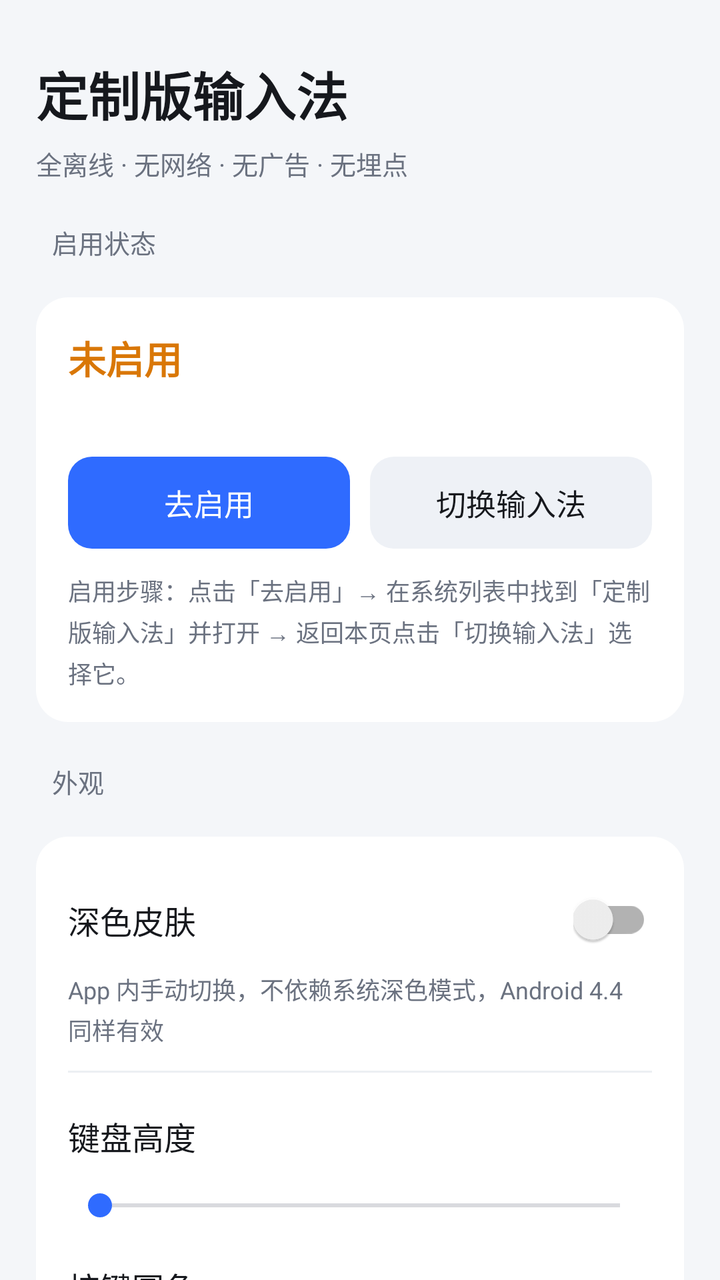
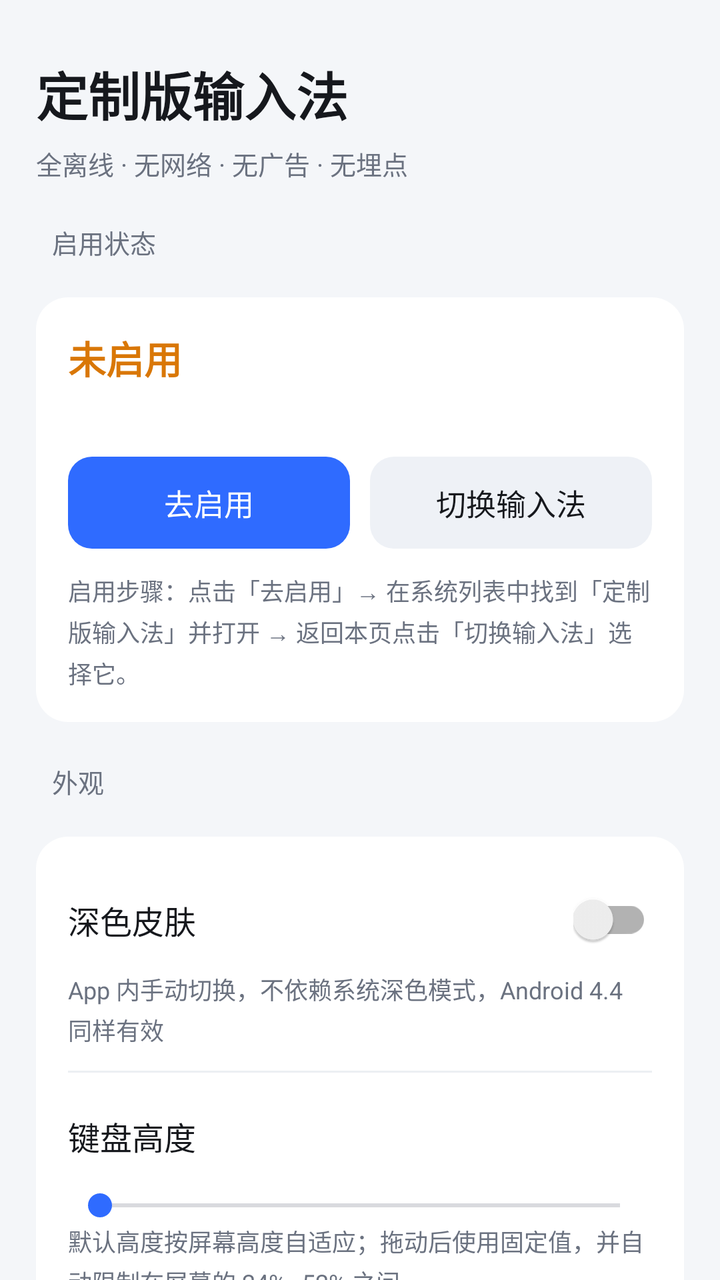

Two renders of the same Android screen: before a commit and after it. Below are the layout's source before the change and the commit's diff.
<!-- AndroidManifest.xml: application theme AppTheme -->
<!-- res/layout/activity_settings.xml -->
<?xml version="1.0" encoding="utf-8"?>
<ScrollView xmlns:android="http://schemas.android.com/apk/res/android"
    android:layout_width="match_parent"
    android:layout_height="match_parent"
    android:background="@color/page_bg"
    android:fillViewport="true"
    android:scrollbars="none">

    <LinearLayout
        android:layout_width="match_parent"
        android:layout_height="wrap_content"
        android:orientation="vertical"
        android:paddingLeft="18dp"
        android:paddingTop="28dp"
        android:paddingRight="18dp"
        android:paddingBottom="28dp">

        
        <TextView
            android:layout_width="wrap_content"
            android:layout_height="wrap_content"
            android:text="@string/app_name"
            android:textColor="@color/text_primary"
            android:textSize="26sp"
            android:textStyle="bold" />

        <TextView
            android:layout_width="wrap_content"
            android:layout_height="wrap_content"
            android:layout_marginTop="6dp"
            android:text="@string/tagline"
            android:textColor="@color/text_secondary"
            android:textSize="13sp" />

        
        <TextView
            style="@style/SectionTitle"
            android:layout_width="wrap_content"
            android:layout_height="wrap_content"
            android:text="@string/section_status" />

        <LinearLayout style="@style/Card"
            android:layout_width="match_parent"
            android:layout_height="wrap_content">

            <TextView
                android:id="@+id/tv_status"
                android:layout_width="wrap_content"
                android:layout_height="wrap_content"
                android:text="@string/status_disabled"
                android:textColor="@color/warning"
                android:textSize="19sp"
                android:textStyle="bold" />

            <TextView
                android:id="@+id/tv_current"
                android:layout_width="wrap_content"
                android:layout_height="wrap_content"
                android:layout_marginTop="4dp"
                android:textColor="@color/text_secondary"
                android:textSize="13sp" />

            <LinearLayout
                android:layout_width="match_parent"
                android:layout_height="wrap_content"
                android:layout_marginTop="14dp"
                android:orientation="horizontal">

                <TextView
                    android:id="@+id/btn_enable"
                    style="@style/PrimaryButton"
                    android:layout_width="0dp"
                    android:layout_height="wrap_content"
                    android:layout_weight="1"
                    android:text="@string/btn_enable" />

                <TextView
                    android:id="@+id/btn_picker"
                    style="@style/SecondaryButton"
                    android:layout_width="0dp"
                    android:layout_height="wrap_content"
                    android:layout_marginLeft="10dp"
                    android:layout_weight="1"
                    android:text="@string/btn_picker" />
            </LinearLayout>

            <TextView
                style="@style/RowHint"
                android:layout_width="match_parent"
                android:layout_height="wrap_content"
                android:layout_marginTop="12dp"
                android:text="@string/tip_enable" />
        </LinearLayout>

        
        <TextView
            style="@style/SectionTitle"
            android:layout_width="wrap_content"
            android:layout_height="wrap_content"
            android:text="@string/section_appearance" />

        <LinearLayout style="@style/Card"
            android:layout_width="match_parent"
            android:layout_height="wrap_content">

            <LinearLayout
                android:layout_width="match_parent"
                android:layout_height="wrap_content"
                android:orientation="horizontal"
                android:gravity="center_vertical">

                <TextView
                    style="@style/RowLabel"
                    android:layout_width="0dp"
                    android:layout_height="wrap_content"
                    android:layout_weight="1"
                    android:text="@string/label_dark" />

                <androidx.appcompat.widget.SwitchCompat
                    android:id="@+id/sw_dark"
                    android:layout_width="wrap_content"
                    android:layout_height="wrap_content" />
            </LinearLayout>

            <TextView
                style="@style/RowHint"
                android:layout_width="match_parent"
                android:layout_height="wrap_content"
                android:text="@string/hint_dark" />

            <View
                android:layout_width="match_parent"
                android:layout_height="1dp"
                android:layout_marginTop="12dp"
                android:layout_marginBottom="6dp"
                android:background="@color/divider" />

            <LinearLayout
                android:layout_width="match_parent"
                android:layout_height="wrap_content"
                android:orientation="horizontal"
                android:gravity="center_vertical">

                <TextView
                    style="@style/RowLabel"
                    android:layout_width="0dp"
                    android:layout_height="wrap_content"
                    android:layout_weight="1"
                    android:text="@string/label_height" />

                <TextView
                    android:id="@+id/tv_height"
                    android:layout_width="wrap_content"
                    android:layout_height="wrap_content"
                    android:textColor="@color/text_secondary"
                    android:textSize="14sp" />
            </LinearLayout>

            <SeekBar
                android:id="@+id/sb_height"
                android:layout_width="match_parent"
                android:layout_height="wrap_content" />

            <LinearLayout
                android:layout_width="match_parent"
                android:layout_height="wrap_content"
                android:layout_marginTop="6dp"
                android:orientation="horizontal"
                android:gravity="center_vertical">

                <TextView
                    style="@style/RowLabel"
                    android:layout_width="0dp"
                    android:layout_height="wrap_content"
                    android:layout_weight="1"
                    android:text="@string/label_radius" />

                <TextView
                    android:id="@+id/tv_radius"
                    android:layout_width="wrap_content"
                    android:layout_height="wrap_content"
                    android:textColor="@color/text_secondary"
                    android:textSize="14sp" />
            </LinearLayout>

            <SeekBar
                android:id="@+id/sb_radius"
                android:layout_width="match_parent"
                android:layout_height="wrap_content" />

            <View
                android:layout_width="match_parent"
                android:layout_height="1dp"
                android:layout_marginTop="12dp"
                android:layout_marginBottom="6dp"
                android:background="@color/divider" />

            <TextView
                style="@style/RowLabel"
                android:layout_width="wrap_content"
                android:layout_height="wrap_content"
                android:text="@string/label_accent" />

            <LinearLayout
                android:id="@+id/box_colors"
                android:layout_width="match_parent"
                android:layout_height="wrap_content"
                android:layout_marginTop="4dp"
                android:orientation="horizontal" />
        </LinearLayout>

        
        <TextView
            style="@style/SectionTitle"
            android:layout_width="wrap_content"
            android:layout_height="wrap_content"
            android:text="@string/section_feedback" />

        <LinearLayout style="@style/Card"
            android:layout_width="match_parent"
            android:layout_height="wrap_content">

            <LinearLayout
                android:layout_width="match_parent"
                android:layout_height="wrap_content"
                android:orientation="horizontal"
                android:gravity="center_vertical">

                <TextView
                    style="@style/RowLabel"
                    android:layout_width="0dp"
                    android:layout_height="wrap_content"
                    android:layout_weight="1"
                    android:text="@string/label_vibrate" />

                <androidx.appcompat.widget.SwitchCompat
                    android:id="@+id/sw_vibrate"
                    android:layout_width="wrap_content"
                    android:layout_height="wrap_content" />
            </LinearLayout>

            <TextView
                style="@style/RowHint"
                android:layout_width="match_parent"
                android:layout_height="wrap_content"
                android:text="@string/hint_vibrate" />

            <View
                android:layout_width="match_parent"
                android:layout_height="1dp"
                android:layout_marginTop="12dp"
                android:layout_marginBottom="6dp"
                android:background="@color/divider" />

            <LinearLayout
                android:layout_width="match_parent"
                android:layout_height="wrap_content"
                android:orientation="horizontal"
                android:gravity="center_vertical">

                <TextView
                    style="@style/RowLabel"
                    android:layout_width="0dp"
                    android:layout_height="wrap_content"
                    android:layout_weight="1"
                    android:text="@string/label_sound" />

                <androidx.appcompat.widget.SwitchCompat
                    android:id="@+id/sw_sound"
                    android:layout_width="wrap_content"
                    android:layout_height="wrap_content" />
            </LinearLayout>

            <TextView
                style="@style/RowHint"
                android:layout_width="match_parent"
                android:layout_height="wrap_content"
                android:text="@string/hint_sound" />
        </LinearLayout>

        
        <TextView
            style="@style/SectionTitle"
            android:layout_width="wrap_content"
            android:layout_height="wrap_content"
            android:text="@string/section_dict" />

        <LinearLayout style="@style/Card"
            android:layout_width="match_parent"
            android:layout_height="wrap_content">

            <TextView
                android:id="@+id/tv_dict_count"
                android:layout_width="match_parent"
                android:layout_height="wrap_content"
                android:textColor="@color/text_primary"
                android:textSize="15sp" />

            <TextView
                style="@style/RowHint"
                android:layout_width="match_parent"
                android:layout_height="wrap_content"
                android:layout_marginTop="6dp"
                android:text="@string/hint_dict" />

            <LinearLayout
                android:layout_width="match_parent"
                android:layout_height="wrap_content"
                android:layout_marginTop="14dp"
                android:orientation="horizontal">

                <TextView
                    android:id="@+id/btn_add_word"
                    style="@style/PrimaryButton"
                    android:layout_width="0dp"
                    android:layout_height="wrap_content"
                    android:layout_weight="1"
                    android:text="@string/btn_add_word" />

                <TextView
                    android:id="@+id/btn_add_phrase"
                    style="@style/SecondaryButton"
                    android:layout_width="0dp"
                    android:layout_height="wrap_content"
                    android:layout_marginLeft="8dp"
                    android:layout_weight="1"
                    android:text="@string/btn_add_phrase" />

                <TextView
                    android:id="@+id/btn_clear_dict"
                    style="@style/SecondaryButton"
                    android:layout_width="0dp"
                    android:layout_height="wrap_content"
                    android:layout_marginLeft="8dp"
                    android:layout_weight="0.7"
                    android:text="@string/btn_clear_dict" />
            </LinearLayout>
        </LinearLayout>

        
        <TextView
            style="@style/SectionTitle"
            android:layout_width="wrap_content"
            android:layout_height="wrap_content"
            android:text="@string/section_privacy" />

        <LinearLayout style="@style/Card"
            android:layout_width="match_parent"
            android:layout_height="wrap_content">

            <TextView
                android:layout_width="match_parent"
                android:layout_height="wrap_content"
                android:lineSpacingExtra="4dp"
                android:text="@string/privacy_text"
                android:textColor="@color/text_primary"
                android:textSize="13sp" />
        </LinearLayout>

        
        <TextView
            style="@style/SectionTitle"
            android:layout_width="wrap_content"
            android:layout_height="wrap_content"
            android:text="@string/section_about" />

        <LinearLayout style="@style/Card"
            android:layout_width="match_parent"
            android:layout_height="wrap_content">

            <TextView
                android:id="@+id/tv_version"
                android:layout_width="match_parent"
                android:layout_height="wrap_content"
                android:textColor="@color/text_primary"
                android:textSize="15sp" />

            <TextView
                android:id="@+id/btn_version_note"
                style="@style/SecondaryButton"
                android:layout_width="match_parent"
                android:layout_height="wrap_content"
                android:layout_marginTop="12dp"
                android:text="@string/btn_version_note" />
        </LinearLayout>

    </LinearLayout>
</ScrollView>
<!-- resources referenced by this layout -->
<resources>
  <color name="divider">#ECEFF3</color>
  <color name="page_bg">#F4F6F9</color>
  <color name="text_primary">#16181D</color>
  <color name="text_secondary">#6B7280</color>
  <color name="warning">#D97706</color>
  <string name="app_name">定制版输入法</string>
  <string name="btn_add_phrase">添加短语</string>
  <string name="btn_add_word">添加词条</string>
  <string name="btn_clear_dict">清空</string>
  <string name="btn_enable">去启用</string>
  <string name="btn_picker">切换输入法</string>
  <string name="btn_version_note">查看版本说明</string>
  <string name="hint_dark">App 内手动切换，不依赖系统深色模式，Android 4.4 同样有效</string>
  <string name="hint_dict">数据保存在应用私有目录，卸载后一并删除；不上传、不联网。</string>
  <string name="hint_sound">使用系统按键音，不占用额外存储空间</string>
  <string name="hint_vibrate">按系统版本自动选择震动接口，Android 8.0 起使用 VibrationEffect</string>
  <string name="label_accent">主题色</string>
  <string name="label_dark">深色皮肤</string>
  <string name="label_height">键盘高度</string>
  <string name="label_radius">按键圆角</string>
  <string name="label_sound">按键音效</string>
  <string name="label_vibrate">按键震动</string>
  <string name="privacy_text">本应用未申请网络权限，从系统层面就无法联网。\n\n• 不采集、不上传任何输入内容\n• 无广告 SDK、无统计埋点、无第三方组件联网\n• 词库随安装包附带，完全本地加载\n• 自定义词条 / 短语只保存在应用私有目录\n• 仅申请震动权限，用于按键反馈</string>
  <string name="section_about">版本说明</string>
  <string name="section_appearance">外观</string>
  <string name="section_dict">自定义词库</string>
  <string name="section_feedback">按键反馈</string>
  <string name="section_privacy">隐私与安全</string>
  <string name="section_status">启用状态</string>
  <string name="status_disabled">未启用</string>
  <string name="tagline">全离线 · 无网络 · 无广告 · 无埋点</string>
  <string name="tip_enable">启用步骤：点击「去启用」→ 在系统列表中找到「定制版输入法」并打开 → 返回本页点击「切换输入法」选择它。</string>
  <style name="Card">
          <item name="android:background">@drawable/bg_card</item>
          <item name="android:orientation">vertical</item>
          <item name="android:padding">16dp</item>
          <item name="android:layout_marginTop">10dp</item>
      </style>
  <style name="RowHint">
          <item name="android:textColor">@color/text_secondary</item>
          <item name="android:textSize">12sp</item>
          <item name="android:lineSpacingExtra">3dp</item>
      </style>
  <style name="RowLabel">
          <item name="android:textColor">@color/text_primary</item>
          <item name="android:textSize">16sp</item>
          <item name="android:paddingTop">14dp</item>
          <item name="android:paddingBottom">14dp</item>
      </style>
  <style name="SectionTitle">
          <item name="android:textColor">@color/text_secondary</item>
          <item name="android:textSize">13sp</item>
          <item name="android:paddingLeft">8dp</item>
          <item name="android:paddingTop">20dp</item>
          <item name="android:paddingBottom">8dp</item>
      </style>
  <style name="AppTheme" parent="AppThemeBase" />
  <!-- drawable bg_card (drawable) -->
  <?xml version="1.0" encoding="utf-8"?>
  <shape xmlns:android="http://schemas.android.com/apk/res/android">
      <solid android:color="@color/card_bg" />
      <corners android:radius="16dp" />
  </shape>
  <!-- drawable bg_primary_button (drawable) -->
  <?xml version="1.0" encoding="utf-8"?>
  <shape xmlns:android="http://schemas.android.com/apk/res/android">
      <solid android:color="@color/accent" />
      <corners android:radius="12dp" />
  </shape>
  <color name="white">#FFFFFF</color>
  <!-- drawable bg_secondary_button (drawable) -->
  <?xml version="1.0" encoding="utf-8"?>
  <shape xmlns:android="http://schemas.android.com/apk/res/android">
      <solid android:color="@color/chip_bg" />
      <corners android:radius="12dp" />
  </shape>
  <color name="card_bg">#FFFFFF</color>
  <color name="accent">#2F6BFF</color>
  <color name="chip_bg">#EEF1F6</color>
  <!-- unchanged entries left out for length: 3 -->
</resources>

<!-- the commit's change to res/layout/activity_settings.xml (unified diff, before → after) -->
@@ -161,6 +161,12 @@
                 android:layout_width="match_parent"
                 android:layout_height="wrap_content" />
 
+            <TextView
+                style="@style/RowHint"
+                android:layout_width="match_parent"
+                android:layout_height="wrap_content"
+                android:text="@string/hint_height" />
+
             <LinearLayout
                 android:layout_width="match_parent"
                 android:layout_height="wrap_content"
@@ -335,6 +341,39 @@
                     android:layout_weight="0.7"
                     android:text="@string/btn_clear_dict" />
             </LinearLayout>
+
+            <LinearLayout
+                android:layout_width="match_parent"
+                android:layout_height="wrap_content"
+                android:layout_marginTop="8dp"
+                android:orientation="horizontal">
+
+                <TextView
+                    android:id="@+id/btn_manage_dict"
+                    style="@style/SecondaryButton"
+                    android:layout_width="0dp"
+                    android:layout_height="wrap_content"
+                    android:layout_weight="1"
+                    android:text="@string/btn_manage_dict" />
+
+                <TextView
+                    android:id="@+id/btn_export_dict"
+                    style="@style/SecondaryButton"
+                    android:layout_width="0dp"
+                    android:layout_height="wrap_content"
+                    android:layout_marginLeft="8dp"
+                    android:layout_weight="1"
+                    android:text="@string/btn_export_dict" />
+
+                <TextView
+                    android:id="@+id/btn_import_dict"
+                    style="@style/SecondaryButton"
+                    android:layout_width="0dp"
+                    android:layout_height="wrap_content"
+                    android:layout_marginLeft="8dp"
+                    android:layout_weight="1"
+                    android:text="@string/btn_import_dict" />
+            </LinearLayout>
         </LinearLayout>
 
         
<!-- resource entries referenced after the edit -->
@@ -10,10 +10,14 @@
   <string name="btn_add_word">添加词条</string>
   <string name="btn_clear_dict">清空</string>
   <string name="btn_enable">去启用</string>
+  <string name="btn_export_dict">导出</string>
+  <string name="btn_import_dict">导入</string>
+  <string name="btn_manage_dict">管理</string>
   <string name="btn_picker">切换输入法</string>
   <string name="btn_version_note">查看版本说明</string>
   <string name="hint_dark">App 内手动切换，不依赖系统深色模式，Android 4.4 同样有效</string>
   <string name="hint_dict">数据保存在应用私有目录，卸载后一并删除；不上传、不联网。</string>
+  <string name="hint_height" formatted="false">默认高度按屏幕高度自适应；拖动后使用固定值，并自动限制在屏幕的 24%~52% 之间。</string>
   <string name="hint_sound">使用系统按键音，不占用额外存储空间</string>
   <string name="hint_vibrate">按系统版本自动选择震动接口，Android 8.0 起使用 VibrationEffect</string>
   <string name="label_accent">主题色</string>
